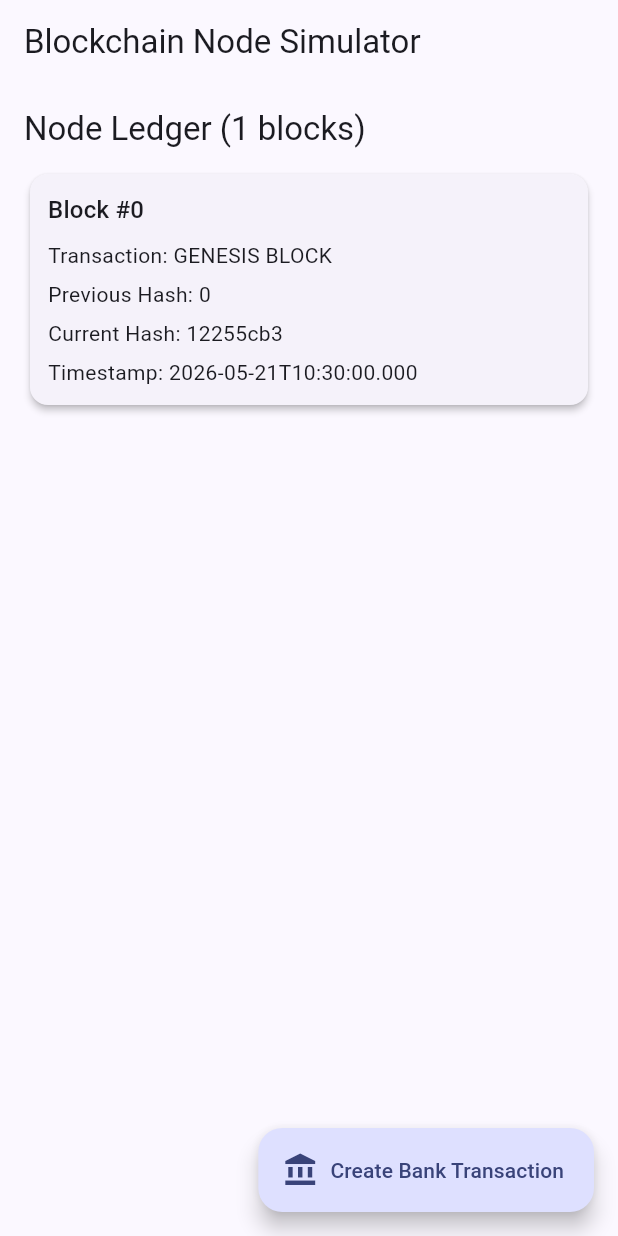
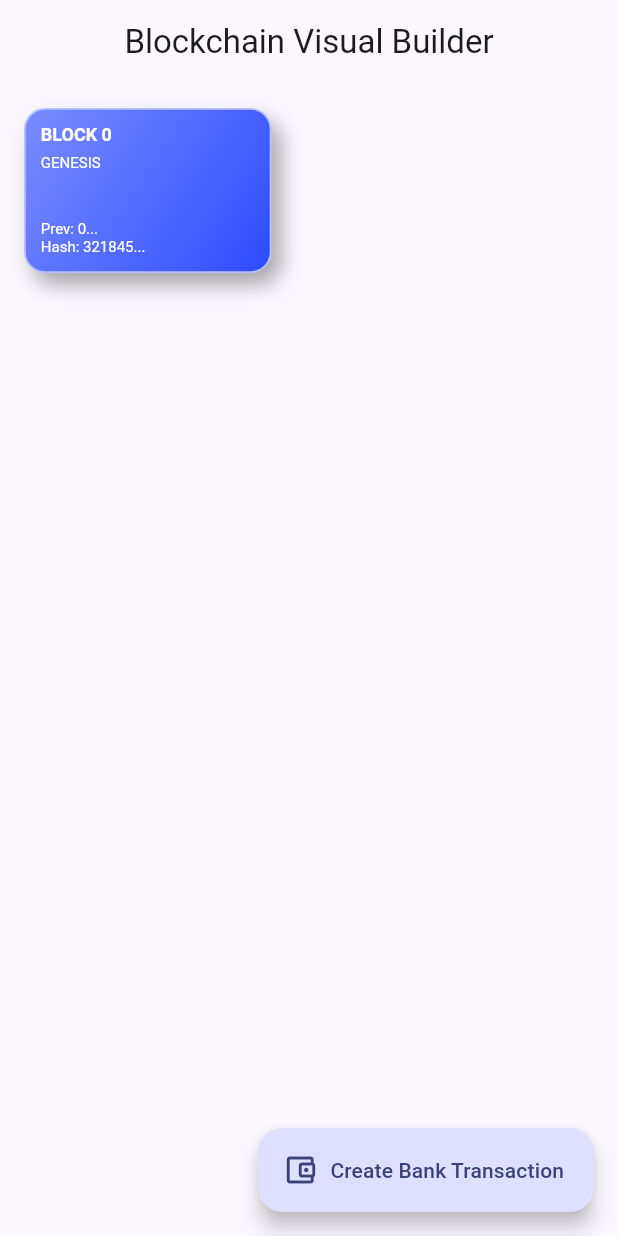
Before and after one commit to abuwalid1998/BlockchainFlutterApplication, a Flutter app: the screen it shows after launch, on a phone screen of 412 x 824 dp. Run offline on Flutter 3.47's test engine with Material 3 defaults, Android fonts, the phone set to English and light mode, and no system bars.

Commit message:
Redesign blockchain UI with compact 3D blocks and free-roam vertical arrows

```diff
--- a/lib/main.dart
+++ b/lib/main.dart
@@ -12,9 +12,10 @@ class BlockchainApp extends StatelessWidget {
   @override
   Widget build(BuildContext context) {
     return MaterialApp(
-      title: 'Blockchain Simulator',
+      debugShowCheckedModeBanner: false,
+      title: 'Blockchain Web Simulator',
       theme: ThemeData(
-        colorScheme: ColorScheme.fromSeed(seedColor: Colors.indigo),
+        colorScheme: ColorScheme.fromSeed(seedColor: const Color(0xFF2D4BFF)),
         useMaterial3: true,
       ),
       home: const BlockchainPage(),
@@ -31,6 +32,11 @@ class BlockchainPage extends StatefulWidget {
 
 class _BlockchainPageState extends State<BlockchainPage>
     with SingleTickerProviderStateMixin {
+  static const double _blockWidth = 165;
+  static const double _blockHeight = 110;
+  static const double _hGap = 20;
+  static const double _vGap = 50;
+
   final List<BlockModel> _blocks = [];
   late final AnimationController _linkController;
 
@@ -39,7 +45,7 @@ class _BlockchainPageState extends State<BlockchainPage>
     super.initState();
     _linkController = AnimationController(
       vsync: this,
-      duration: const Duration(milliseconds: 800),
+      duration: const Duration(milliseconds: 900),
     );
     _createGenesisBlock();
   }
@@ -54,7 +60,7 @@ class _BlockchainPageState extends State<BlockchainPage>
     final genesis = BlockModel(
       index: 0,
       previousHash: '0',
-      transaction: 'GENESIS BLOCK',
+      transaction: 'GENESIS',
       timestamp: DateTime.now(),
       nonce: 0,
     );
@@ -66,7 +72,7 @@ class _BlockchainPageState extends State<BlockchainPage>
     final sender = _fakeNames[random.nextInt(_fakeNames.length)];
     final receiver = _fakeNames[random.nextInt(_fakeNames.length)];
     final amount = (random.nextDouble() * 5000 + 10).toStringAsFixed(2);
-    final transaction = 'BANK TX: $sender -> $receiver | \$$amount';
+    final transaction = 'TX: $sender->$receiver | \$$amount';
 
     final previous = _blocks.last;
     final newBlock = BlockModel(
@@ -87,125 +93,216 @@ class _BlockchainPageState extends State<BlockchainPage>
   Widget build(BuildContext context) {
     return Scaffold(
       appBar: AppBar(
-        title: const Text('Blockchain Node Simulator'),
+        title: const Text('Blockchain Visual Builder'),
+        centerTitle: true,
       ),
       floatingActionButton: FloatingActionButton.extended(
         onPressed: _createBankTransactionBlock,
-        icon: const Icon(Icons.account_balance),
+        icon: const Icon(Icons.account_balance_wallet_outlined),
         label: const Text('Create Bank Transaction'),
       ),
-      body: Padding(
-        padding: const EdgeInsets.all(16),
-        child: Column(
-          crossAxisAlignment: CrossAxisAlignment.start,
-          children: [
-            Text(
-              'Node Ledger (${_blocks.length} blocks)',
-              style: Theme.of(context).textTheme.titleLarge,
-            ),
-            const SizedBox(height: 12),
-            Expanded(
-              child: ListView.separated(
-                itemCount: _blocks.length,
-                separatorBuilder: (context, index) {
-                  final isLatestLink = index == _blocks.length - 2;
-                  return SizedBox(
-                    height: 56,
-                    child: AnimatedBuilder(
-                      animation: _linkController,
-                      builder: (context, child) {
-                        final t = isLatestLink ? _linkController.value : 1.0;
-                        return CustomPaint(
-                          painter: LinkPainter(progress: t),
-                          child: child,
-                        );
-                      },
-                      child: Center(
-                        child: Text(
-                          isLatestLink
-                              ? 'Linking new block...'
-                              : 'Linked to next block',
-                          style: TextStyle(
-                            color: isLatestLink
-                                ? Colors.indigo
-                                : Colors.grey.shade500,
-                            fontSize: 12,
-                          ),
+      body: LayoutBuilder(
+        builder: (context, constraints) {
+          final cols = max(
+            1,
+            ((constraints.maxWidth + _hGap) / (_blockWidth + _hGap)).floor(),
+          );
+
+          final positions = <Offset>[];
+          for (var i = 0; i < _blocks.length; i++) {
+            final row = i ~/ cols;
+            final col = i % cols;
+            final x = col * (_blockWidth + _hGap);
+            final y = row * (_blockHeight + _vGap);
+            positions.add(Offset(x, y));
+          }
+
+          final rows = ((_blocks.length - 1) ~/ cols) + 1;
+          final boardHeight = max(
+            constraints.maxHeight,
+            rows * (_blockHeight + _vGap) + 100,
+          ).toDouble();
+
+          return SingleChildScrollView(
+            padding: const EdgeInsets.fromLTRB(16, 16, 16, 100),
+            child: SizedBox(
+              width: constraints.maxWidth - 32,
+              height: boardHeight,
+              child: AnimatedBuilder(
+                animation: _linkController,
+                builder: (context, _) {
+                  return Stack(
+                    children: [
+                      CustomPaint(
+                        size: Size(constraints.maxWidth - 32, boardHeight),
+                        painter: FreeRoamArrowPainter(
+                          positions: positions,
+                          blockWidth: _blockWidth,
+                          blockHeight: _blockHeight,
+                          latestProgress: _linkController.value,
                         ),
                       ),
-                    ),
+                      ...List.generate(_blocks.length, (index) {
+                        final p = positions[index];
+                        return Positioned(
+                          left: p.dx,
+                          top: p.dy,
+                          child: BlockCard(
+                            block: _blocks[index],
+                            width: _blockWidth,
+                            height: _blockHeight,
+                          ),
+                        );
+                      }),
+                    ],
                   );
                 },
-                itemBuilder: (context, index) => BlockCard(block: _blocks[index]),
               ),
             ),
-          ],
+          );
+        },
+      ),
+    );
+  }
+}
+
+class BlockCard extends StatelessWidget {
+  const BlockCard({
+    required this.block,
+    required this.width,
+    required this.height,
+    super.key,
+  });
+
+  final BlockModel block;
+  final double width;
+  final double height;
+
+  @override
+  Widget build(BuildContext context) {
+    return Container(
+      width: width,
+      height: height,
+      decoration: BoxDecoration(
+        borderRadius: BorderRadius.circular(14),
+        gradient: const LinearGradient(
+          colors: [Color(0xFF7A8CFF), Color(0xFF2D4BFF)],
+          begin: Alignment.topLeft,
+          end: Alignment.bottomRight,
+        ),
+        boxShadow: const [
+          BoxShadow(
+            color: Color(0x55000000),
+            blurRadius: 12,
+            offset: Offset(6, 8),
+          ),
+          BoxShadow(
+            color: Color(0x33FFFFFF),
+            blurRadius: 2,
+            offset: Offset(-2, -2),
+          ),
+        ],
+        border: Border.all(color: const Color(0xFFB7C1FF), width: 1.2),
+      ),
+      child: Padding(
+        padding: const EdgeInsets.all(10),
+        child: DefaultTextStyle(
+          style: const TextStyle(color: Colors.white, fontSize: 10),
+          child: Column(
+            crossAxisAlignment: CrossAxisAlignment.start,
+            children: [
+              Text(
+                'BLOCK ${block.index}',
+                style: const TextStyle(fontWeight: FontWeight.bold, fontSize: 12),
+              ),
+              const SizedBox(height: 6),
+              Text(block.transaction, maxLines: 2, overflow: TextOverflow.ellipsis),
+              const Spacer(),
+              Text('Prev: ${block.previousHash.substring(0, min(6, block.previousHash.length))}...'),
+              Text('Hash: ${block.hash.substring(0, min(6, block.hash.length))}...'),
+            ],
+          ),
         ),
       ),
     );
   }
 }
 
-class BlockCard extends StatelessWidget {
-  const BlockCard({required this.block, super.key});
+class FreeRoamArrowPainter extends CustomPainter {
+  FreeRoamArrowPainter({
+    required this.positions,
+    required this.blockWidth,
+    required this.blockHeight,
+    required this.latestProgress,
+  });
 
-  final BlockModel block;
-
-  @override
-  Widget build(BuildContext context) {
-    return Card(
-      elevation: 2,
-      child: Padding(
-        padding: const EdgeInsets.all(12),
-        child: Column(
-          crossAxisAlignment: CrossAxisAlignment.start,
-          children: [
-            Text('Block #${block.index}', style: Theme.of(context).textTheme.titleMedium),
-            const SizedBox(height: 8),
-            Text('Transaction: ${block.transaction}'),
-            const SizedBox(height: 6),
-            Text('Previous Hash: ${block.previousHash}'),
-            const SizedBox(height: 6),
-            Text('Current Hash: ${block.hash}'),
-            const SizedBox(height: 6),
-            Text('Timestamp: ${block.timestamp.toIso8601String()}'),
-          ],
-        ),
-      ),
-    );
-  }
-}
-
-class LinkPainter extends CustomPainter {
-  LinkPainter({required this.progress});
-
-  final double progress;
+  final List<Offset> positions;
+  final double blockWidth;
+  final double blockHeight;
+  final double latestProgress;
 
   @override
   void paint(Canvas canvas, Size size) {
+    if (positions.length < 2) {
+      return;
+    }
+
     final linePaint = Paint()
-      ..color = Colors.indigo
-      ..strokeWidth = 3
+      ..color = const Color(0xFF00BFA5)
+      ..strokeWidth = 2.8
       ..style = PaintingStyle.stroke
       ..strokeCap = StrokeCap.round;
 
-    final start = Offset(size.width * 0.15, size.height / 2);
-    final end = Offset(size.width * 0.85, size.height / 2);
-    final current = Offset.lerp(start, end, progress) ?? end;
-    canvas.drawLine(start, current, linePaint);
+    for (var i = 1; i < positions.length; i++) {
+      final startBlock = positions[i - 1];
+      final endBlock = positions[i];
 
-    if (progress >= 1) {
-      final arrowPath = Path()
-        ..moveTo(end.dx - 10, end.dy - 6)
-        ..lineTo(end.dx, end.dy)
-        ..lineTo(end.dx - 10, end.dy + 6);
-      canvas.drawPath(arrowPath, linePaint);
+      final start = Offset(startBlock.dx + blockWidth * 0.5, startBlock.dy + blockHeight);
+      final end = Offset(endBlock.dx + blockWidth * 0.5, endBlock.dy);
+
+      final ctrl1 = Offset(start.dx + (end.dx - start.dx) * 0.2, start.dy + 35);
+      final ctrl2 = Offset(end.dx - (end.dx - start.dx) * 0.2, end.dy - 35);
+
+      final fullPath = Path()
+        ..moveTo(start.dx, start.dy)
+        ..cubicTo(ctrl1.dx, ctrl1.dy, ctrl2.dx, ctrl2.dy, end.dx, end.dy);
+
+      if (i == positions.length - 1) {
+        final metric = fullPath.computeMetrics().first;
+        final partial = metric.extractPath(0, metric.length * latestProgress);
+        canvas.drawPath(partial, linePaint);
+
+        if (latestProgress >= 0.98) {
+          _drawArrowHead(canvas, end, ctrl2, linePaint);
+        }
+      } else {
+        canvas.drawPath(fullPath, linePaint);
+        _drawArrowHead(canvas, end, ctrl2, linePaint);
+      }
     }
   }
 
+  void _drawArrowHead(Canvas canvas, Offset tip, Offset from, Paint linePaint) {
+    final direction = (tip - from);
+    final normalized = direction / direction.distance;
+    final perp = Offset(-normalized.dy, normalized.dx);
+
+    final p1 = tip - normalized * 12 + perp * 6;
+    final p2 = tip - normalized * 12 - perp * 6;
+
+    final arrowPath = Path()
+      ..moveTo(tip.dx, tip.dy)
+      ..lineTo(p1.dx, p1.dy)
+      ..moveTo(tip.dx, tip.dy)
+      ..lineTo(p2.dx, p2.dy);
+
+    canvas.drawPath(arrowPath, linePaint);
+  }
+
   @override
-  bool shouldRepaint(covariant LinkPainter oldDelegate) {
-    return oldDelegate.progress != progress;
+  bool shouldRepaint(covariant FreeRoamArrowPainter oldDelegate) {
+    return oldDelegate.positions != positions ||
+        oldDelegate.latestProgress != latestProgress;
   }
 }
 
```
